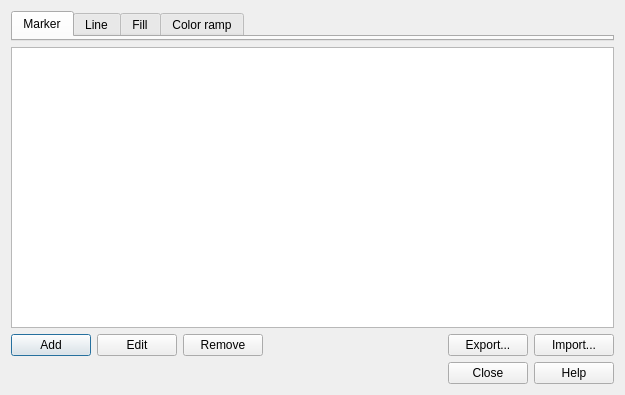
Above: src/ui/qgsstylev2managerdialogbase.ui from qgis/QGIS before the change. Below: the same form after it.
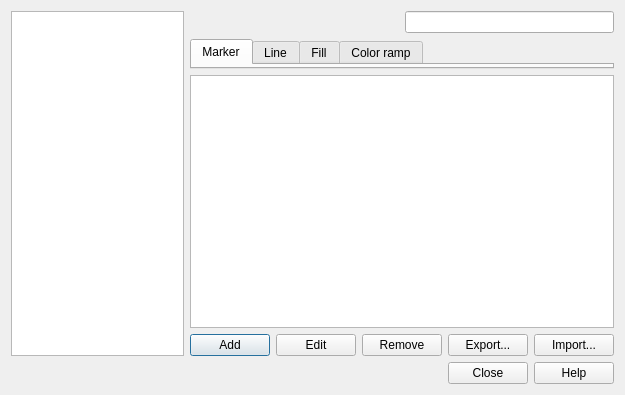
That is the form after the change. Icons and pictures are not drawn.

Commit message: Converted symbology style from XML to SQlite - Adds a python script, and the resulting default .db file - Cannot SAVE new symbols into the DB still Added the Grouping of symbols in Style Manager - Can read groups from the DB and load them - Limited to read-only operations

What changed in the file:
```diff
--- a/src/ui/qgsstylev2managerdialogbase.ui
+++ b/src/ui/qgsstylev2managerdialogbase.ui
@@ -13,8 +13,70 @@
   <property name="windowTitle">
    <string>Style Manager</string>
   </property>
-  <layout class="QVBoxLayout" name="verticalLayout">
-   <item>
+  <layout class="QGridLayout" name="gridLayout_2">
+   <item row="0" column="0">
+    <widget class="QTreeView" name="groupTree">
+     <property name="sizePolicy">
+      <sizepolicy hsizetype="Preferred" vsizetype="Expanding">
+       <horstretch>0</horstretch>
+       <verstretch>0</verstretch>
+      </sizepolicy>
+     </property>
+     <property name="maximumSize">
+      <size>
+       <width>16777215</width>
+       <height>16777215</height>
+      </size>
+     </property>
+    </widget>
+   </item>
+   <item row="0" column="1">
+    <layout class="QGridLayout" name="gridLayout">
+     <item row="0" column="0">
+      <spacer name="horizontalSpacer">
+       <property name="orientation">
+        <enum>Qt::Horizontal</enum>
+       </property>
+       <property name="sizeHint" stdset="0">
+        <size>
+         <width>40</width>
+         <height>20</height>
+        </size>
+       </property>
+      </spacer>
+     </item>
+     <item row="2" column="0" colspan="2">
+      <widget class="QListView" name="listItems">
+       <property name="sizePolicy">
+        <sizepolicy hsizetype="Expanding" vsizetype="Expanding">
+         <horstretch>0</horstretch>
+         <verstretch>3</verstretch>
+        </sizepolicy>
+       </property>
+       <property name="editTriggers">
+        <set>QAbstractItemView::EditKeyPressed|QAbstractItemView::SelectedClicked</set>
+       </property>
+       <property name="iconSize">
+        <size>
+         <width>48</width>
+         <height>48</height>
+        </size>
+       </property>
+       <property name="movement">
+        <enum>QListView::Static</enum>
+       </property>
+       <property name="resizeMode">
+        <enum>QListView::Adjust</enum>
+       </property>
+       <property name="spacing">
+        <number>5</number>
+       </property>
+       <property name="viewMode">
+        <enum>QListView::IconMode</enum>
+       </property>
+      </widget>
+     </item>
+     <item row="1" column="0" colspan="2">
     <widget class="QTabWidget" name="tabItemType">
      <property name="sizePolicy">
       <sizepolicy hsizetype="Expanding" vsizetype="Expanding">
@@ -93,38 +155,14 @@
      </widget>
     </widget>
    </item>
-   <item>
-    <widget class="QListView" name="listItems">
-     <property name="sizePolicy">
-      <sizepolicy hsizetype="Expanding" vsizetype="Expanding">
-       <horstretch>0</horstretch>
-       <verstretch>3</verstretch>
-      </sizepolicy>
-     </property>
-     <property name="editTriggers">
-      <set>QAbstractItemView::EditKeyPressed|QAbstractItemView::SelectedClicked</set>
-     </property>
-     <property name="iconSize">
-      <size>
-       <width>48</width>
-       <height>48</height>
-      </size>
-     </property>
-     <property name="movement">
-      <enum>QListView::Static</enum>
-     </property>
-     <property name="resizeMode">
-      <enum>QListView::Adjust</enum>
-     </property>
-     <property name="spacing">
-      <number>5</number>
-     </property>
-     <property name="viewMode">
-      <enum>QListView::IconMode</enum>
+     <item row="0" column="1">
+      <widget class="QLineEdit" name="searchBox">
+       <property name="text">
+        <string/>
      </property>
     </widget>
    </item>
-   <item>
+     <item row="3" column="0" colspan="2">
     <layout class="QHBoxLayout">
      <item>
       <widget class="QPushButton" name="btnAddItem">
@@ -156,19 +194,6 @@
        </property>
       </widget>
      </item>
-     <item>
-      <spacer>
-       <property name="orientation">
-        <enum>Qt::Horizontal</enum>
-       </property>
-       <property name="sizeHint" stdset="0">
-        <size>
-         <width>40</width>
-         <height>20</height>
-        </size>
-       </property>
-      </spacer>
-     </item>
      <item>
       <widget class="QPushButton" name="btnExportItems">
        <property name="text">
@@ -185,7 +210,9 @@
      </item>
     </layout>
    </item>
-   <item>
+    </layout>
+   </item>
+   <item row="1" column="0" colspan="2">
     <widget class="QDialogButtonBox" name="buttonBox">
      <property name="orientation">
       <enum>Qt::Horizontal</enum>
```
Lines whose indentation alone changed are shown as unchanged. The commit also changes 9 other files.
